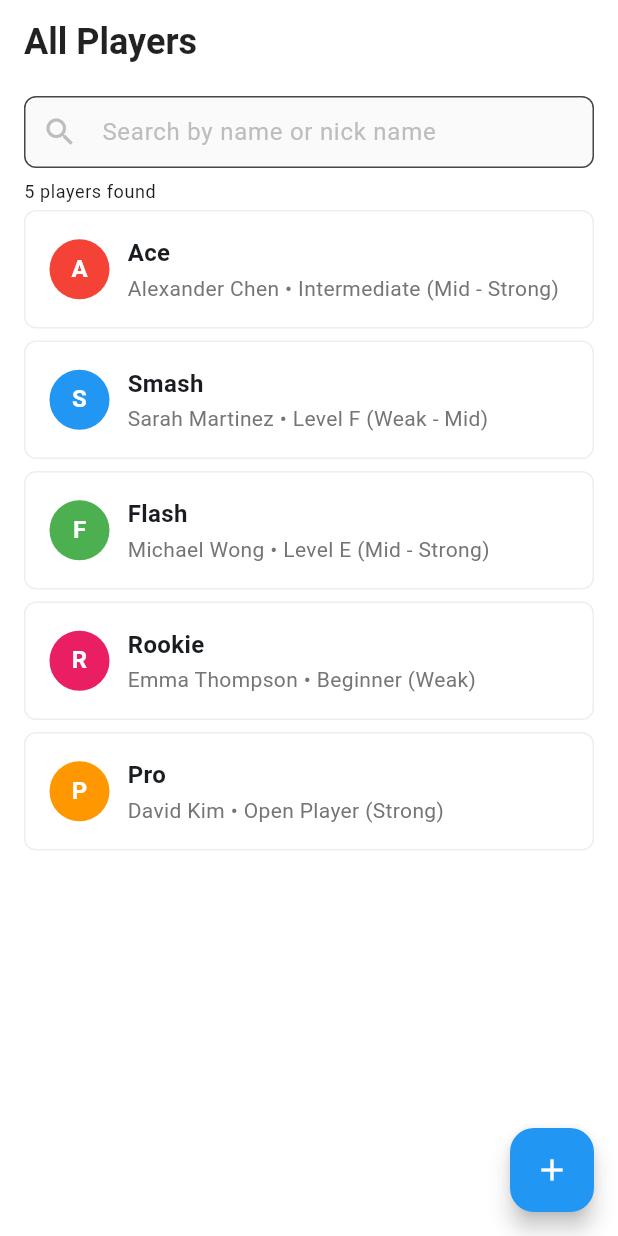
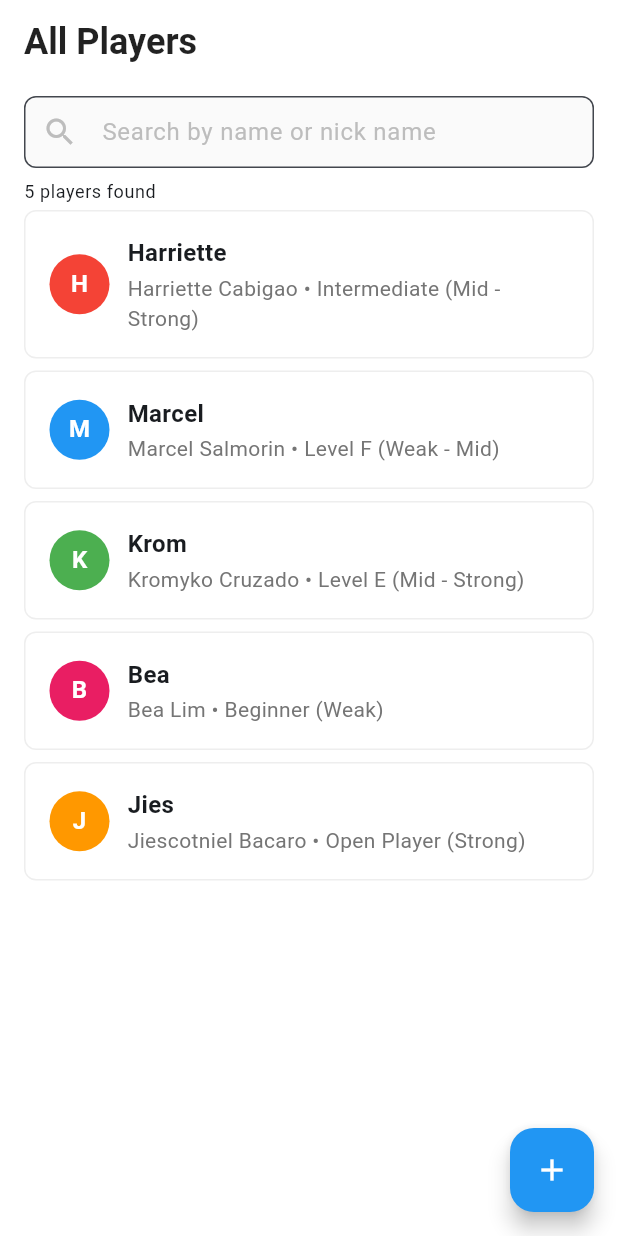
Before and after one commit to krlgarcia/badminton-q-system, a Flutter app: the screen it shows after launch, on a phone screen of 412 x 824 dp. Run offline on Flutter 3.47's test engine with Material 3 defaults, Android fonts, the light colour scheme and no system bars.

Commit message:
modified sample data

```diff
--- a/lib/utils/sample_data.dart
+++ b/lib/utils/sample_data.dart
@@ -10,11 +10,11 @@ class SampleDataInitializer {
       final samplePlayers = [
         Player(
           id: '1',
-          nickname: 'Ace',
-          fullName: 'Alexander Chen',
-          contactNumber: '+1-555-0101',
-          email: 'alex.chen@email.com',
-          address: '123 Sports Avenue, City Center, State 12345',
+          nickname: 'Harriette',
+          fullName: 'Harriette Cabigao',
+          contactNumber: '+63-987-6543-210',
+          email: 'harriette.cabigao@email.com',
+          address: 'Laoag, San Fernando City, La Union',
           remarks: 'Very consistent player, good at doubles',
           level: BadmintonLevel(
             category: LevelCategory.intermediate,
@@ -24,11 +24,11 @@ class SampleDataInitializer {
         ),
         Player(
           id: '2',
-          nickname: 'Smash',
-          fullName: 'Sarah Martinez',
-          contactNumber: '+1-555-0202',
-          email: 'sarah.martinez@email.com',
-          address: '456 Court Street, Downtown, State 12345',
+          nickname: 'Marcel',
+          fullName: 'Marcel Salmorin',
+          contactNumber: '+63-987-6543-210',
+          email: 'marcel.salmorin@email.com',
+          address: 'Baguio City, Benguet',
           remarks: 'Powerful smashes, prefers singles matches',
           level: BadmintonLevel(
             category: LevelCategory.levelF,
@@ -38,11 +38,11 @@ class SampleDataInitializer {
         ),
         Player(
           id: '3',
-          nickname: 'Flash',
-          fullName: 'Michael Wong',
-          contactNumber: '+1-555-0303',
-          email: 'mike.wong@email.com',
-          address: '789 Racket Road, Sports District, State 12345',
+          nickname: 'Krom',
+          fullName: 'Kromyko Cruzado',
+          contactNumber: '+63-987-6543-210',
+          email: 'kromyko.cruzado@email.com',
+          address: 'Angeles City, Pampanga',
           remarks: 'Quick reflexes, excellent net play',
           level: BadmintonLevel(
             category: LevelCategory.levelE,
@@ -52,11 +52,11 @@ class SampleDataInitializer {
         ),
         Player(
           id: '4',
-          nickname: 'Rookie',
-          fullName: 'Emma Thompson',
-          contactNumber: '+1-555-0404',
-          email: 'emma.thompson@email.com',
-          address: '321 Newcomer Lane, Suburb, State 12345',
+          nickname: 'Bea',
+          fullName: 'Bea Lim',
+          contactNumber: '+63-987-6543-210',
+          email: 'bea.lim@email.com',
+          address: 'Olongapo City, Zambales',
           remarks: 'New to badminton but very enthusiastic',
           level: BadmintonLevel(
             category: LevelCategory.beginner,
@@ -66,11 +66,11 @@ class SampleDataInitializer {
         ),
         Player(
           id: '5',
-          nickname: 'Pro',
-          fullName: 'David Kim',
-          contactNumber: '+1-555-0505',
-          email: 'david.kim@email.com',
-          address: '654 Championship Drive, Elite Area, State 12345',
+          nickname: 'Jies',
+          fullName: 'Jiescotniel Bacaro',
+          contactNumber: '+63-987-6543-210',
+          email: 'jiescotniel.bacaro@email.com',
+          address: 'Legazpi City, Albay',
           remarks: 'Tournament player, available for coaching',
           level: BadmintonLevel(
             category: LevelCategory.openPlayer,
```
